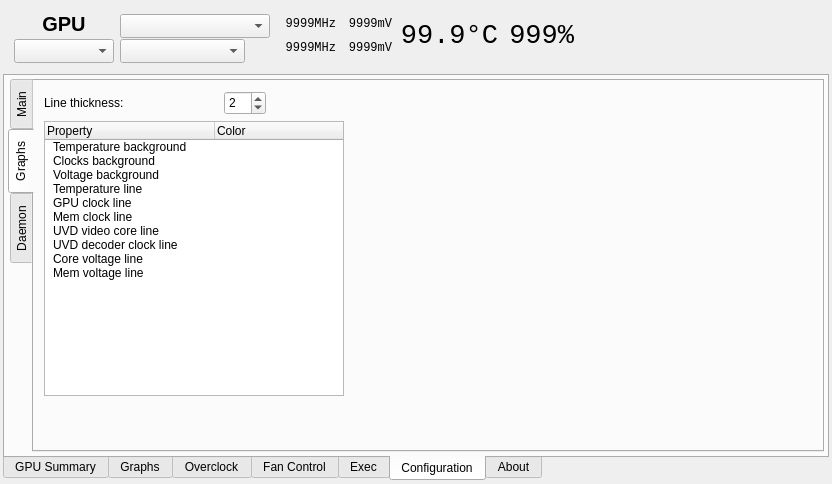
This is radeon-profile/radeon_profile.ui in marazmista/radeon-profile as Qt 5 draws it before an edit. The edited form follows.
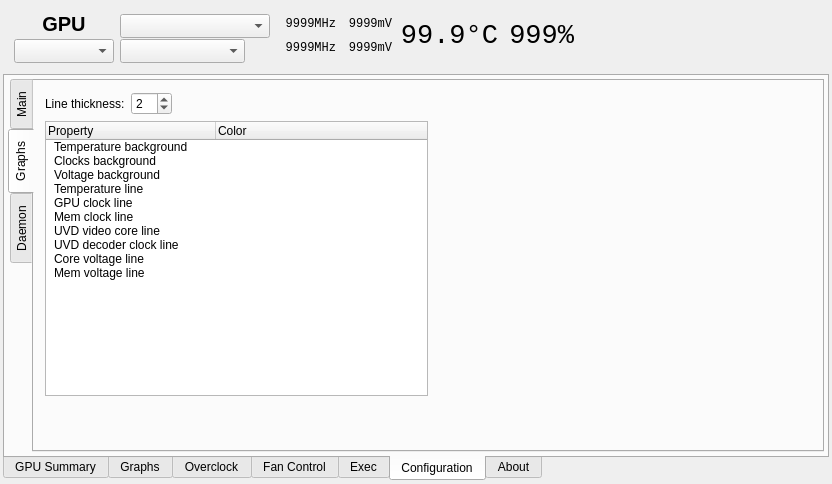
This is the edited form. The open tabs and pages were chosen to show the change. Icons and pictures are not drawn. Custom widgets are drawn as their Qt base class.

Commit message: Improved stats tab and graphs tab (graphs are replotted only if visble), fixed fixed pwm profile working while GPU data is disabled, minor fixes.

The edit to the form file:
```diff
--- a/radeon-profile/radeon_profile.ui
+++ b/radeon-profile/radeon_profile.ui
@@ -3084,34 +3084,18 @@
            <attribute name="title">
             <string>Graphs</string>
            </attribute>
+           <layout class="QGridLayout" name="gridLayout">
+            <item row="0" column="0">
+             <layout class="QHBoxLayout" name="horizontalLayout_17">
+              <item>
            <widget class="QLabel" name="label_6">
-            <property name="geometry">
-             <rect>
-              <x>10</x>
-              <y>10</y>
-              <width>171</width>
-              <height>24</height>
-             </rect>
-            </property>
             <property name="text">
              <string>Line thickness:</string>
             </property>
            </widget>
+              </item>
+              <item>
            <widget class="QSpinBox" name="spin_lineThick">
-            <property name="geometry">
-             <rect>
-              <x>190</x>
-              <y>10</y>
-              <width>42</width>
-              <height>24</height>
-             </rect>
-            </property>
-            <property name="sizePolicy">
-             <sizepolicy hsizetype="Maximum" vsizetype="Fixed">
-              <horstretch>0</horstretch>
-              <verstretch>0</verstretch>
-             </sizepolicy>
-            </property>
             <property name="minimum">
              <number>1</number>
             </property>
@@ -3122,14 +3106,42 @@
              <number>2</number>
             </property>
            </widget>
+              </item>
+              <item>
+               <spacer name="horizontalSpacer_13">
+                <property name="orientation">
+                 <enum>Qt::Horizontal</enum>
+                </property>
+                <property name="sizeHint" stdset="0">
+                 <size>
+                  <width>40</width>
+                  <height>20</height>
+                 </size>
+                </property>
+               </spacer>
+              </item>
+             </layout>
+            </item>
+            <item row="0" column="1">
+             <spacer name="horizontalSpacer_12">
+              <property name="orientation">
+               <enum>Qt::Horizontal</enum>
+              </property>
+              <property name="sizeHint" stdset="0">
+               <size>
+                <width>40</width>
+                <height>20</height>
+               </size>
+              </property>
+             </spacer>
+            </item>
+            <item row="1" column="0">
            <widget class="QTreeWidget" name="graphColorsList">
-            <property name="geometry">
-             <rect>
-              <x>10</x>
-              <y>40</y>
+              <property name="minimumSize">
+               <size>
               <width>300</width>
               <height>275</height>
-             </rect>
+               </size>
             </property>
             <property name="indentation">
              <number>5</number>
@@ -3198,6 +3210,21 @@
              </property>
             </item>
            </widget>
+            </item>
+            <item row="2" column="0">
+             <spacer name="verticalSpacer_7">
+              <property name="orientation">
+               <enum>Qt::Vertical</enum>
+              </property>
+              <property name="sizeHint" stdset="0">
+               <size>
+                <width>20</width>
+                <height>40</height>
+               </size>
+              </property>
+             </spacer>
+            </item>
+           </layout>
           </widget>
           <widget class="QWidget" name="tab_daemonConfig">
            <attribute name="title">
```
Left out of the diff: 90 changed lines with no effect on the pictures. Lines whose indentation alone changed are shown as unchanged. The commit also changes 9 other files.
